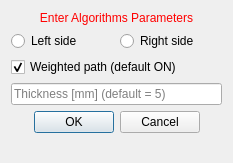
Old version of the form Version2.0/Plugins/kcl.cemrgapp.scar/src/internal/ScarCalculationsViewUICorridor.ui in the repository OpenHeartDevelopers/CemrgApp.
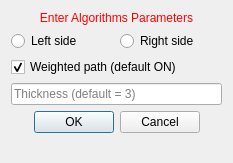
New version of the form.

Commit message: [bugfixes] Scar calculations: visualisation and filenames amendment.

What changed in the file:
```diff
--- a/Version2.0/Plugins/kcl.cemrgapp.scar/src/internal/ScarCalculationsViewUICorridor.ui
+++ b/Version2.0/Plugins/kcl.cemrgapp.scar/src/internal/ScarCalculationsViewUICorridor.ui
@@ -79,7 +79,7 @@
    <item>
     <widget class="QLineEdit" name="txtbox_thick">
      <property name="placeholderText">
-      <string>Thickness [mm] (default = 5)</string>
+      <string>Thickness (default = 3)</string>
      </property>
     </widget>
    </item>
```
The commit also changes 1 other file.
